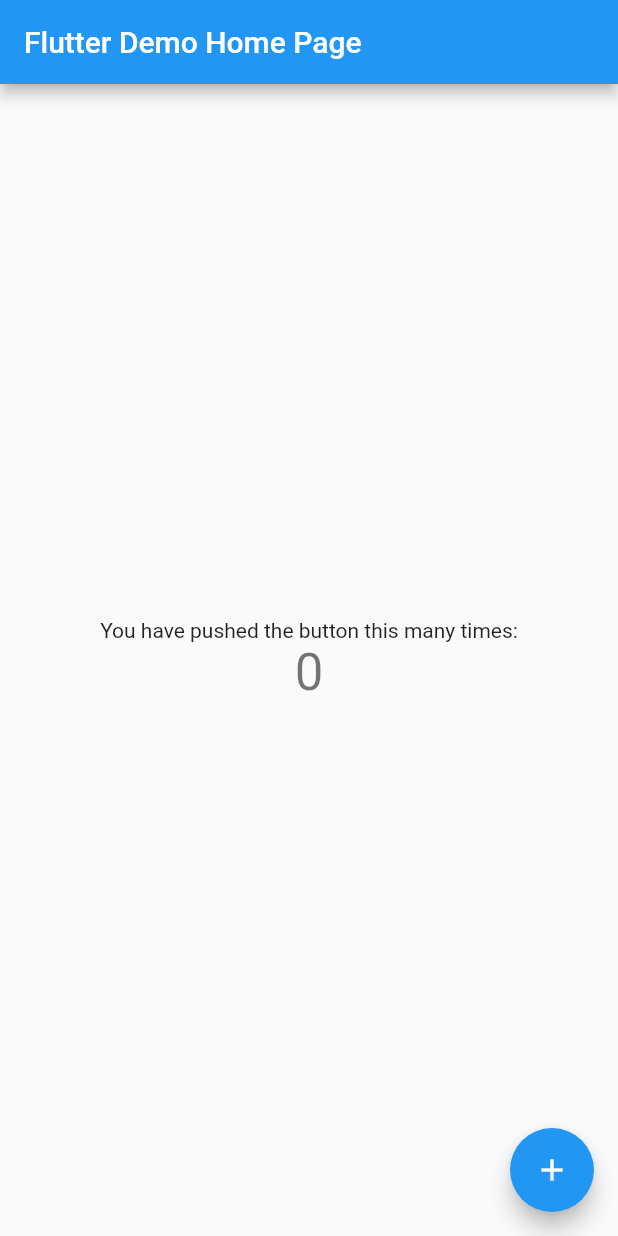
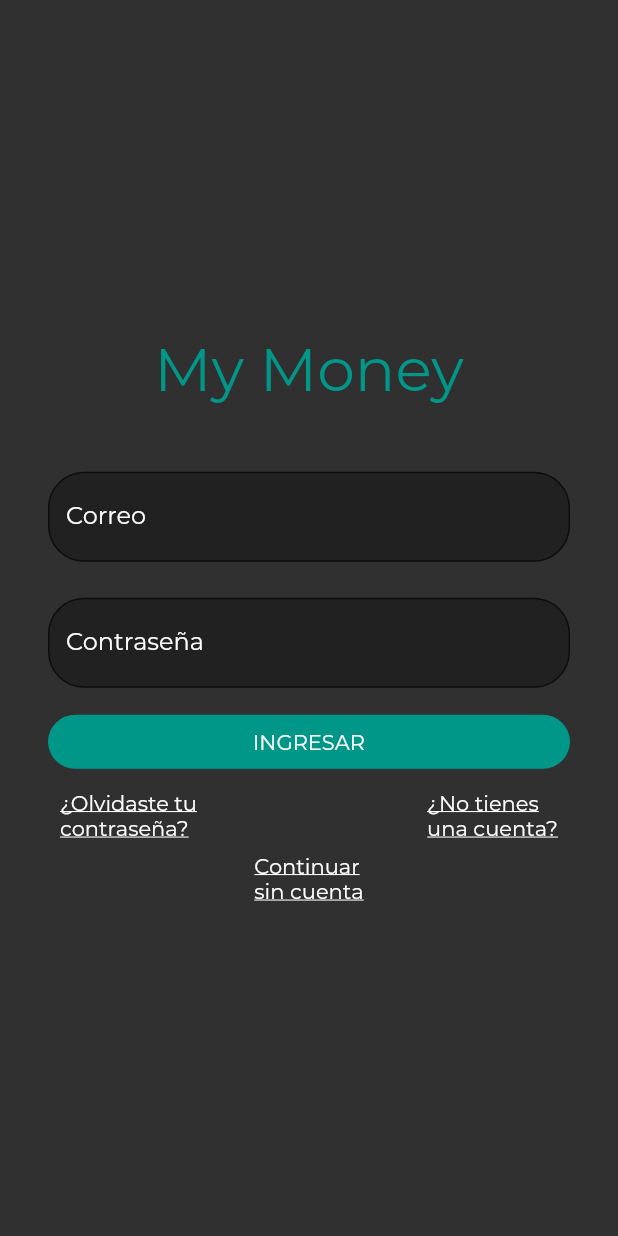
Before and after one commit to hectoraguirre18/my_money, a Flutter app: the screen it shows after launch, on a phone screen of 412 x 824 dp. Run offline on Flutter 3.47's test engine with Material 2 defaults, Android fonts, the phone set to English and light mode, and no system bars.

Commit message:
added login screen layout

```diff
--- /dev/null
+++ b/lib/app.dart
@@ -0,0 +1,17 @@
+import 'package:flutter/material.dart';
+import 'package:mymoney/screens/login_screen.dart';
+
+class App extends StatelessWidget {
+  @override
+  Widget build(BuildContext context) {
+    return MaterialApp(
+      title: 'My Money',
+      home: LoginScreen(),
+      debugShowCheckedModeBanner: false,
+      theme: ThemeData(
+        scaffoldBackgroundColor: Colors.grey[850],
+        fontFamily: 'Montserrat',
+      ),
+    );
+  }
+}
--- /dev/null
+++ b/lib/custom/button.dart
@@ -0,0 +1,27 @@
+import 'package:flutter/material.dart';
+
+class Button extends StatelessWidget {
+
+  final String text;
+  final Function() onPressed;
+
+  Button({@required this.text, this.onPressed});
+
+  @override
+  Widget build(BuildContext context) {
+    return Container(
+      width: double.infinity,
+      child: FlatButton(
+        child: Text(
+          text.toUpperCase(),
+        ),
+        color: Colors.teal,
+        shape: RoundedRectangleBorder(
+          borderRadius: BorderRadius.circular(50)
+        ),
+        textColor: Colors.white,
+        onPressed: onPressed ?? (){},
+      ),
+    );
+  }
+}
--- /dev/null
+++ b/lib/custom/edittext.dart
@@ -0,0 +1,29 @@
+import 'package:flutter/material.dart';
+
+class EditText extends StatelessWidget {
+
+  final String labelText;
+
+  EditText({this.labelText});
+
+  @override
+  Widget build(BuildContext context) {
+    return Padding(
+      padding: const EdgeInsets.symmetric(vertical: 12),
+      child: TextFormField(
+        decoration: InputDecoration(
+          labelText: labelText,
+          labelStyle: TextStyle(
+            color: Colors.white
+          ),
+          filled: true,
+          fillColor: Colors.grey[900],
+          border: OutlineInputBorder(
+            borderRadius: BorderRadius.circular(24)
+          ),
+        ),
+
+      ),
+    );
+  }
+}
--- a/lib/main.dart
+++ b/lib/main.dart
@@ -1,117 +1,6 @@
 import 'package:flutter/material.dart';
+import 'package:mymoney/app.dart';
 
 void main() {
-  runApp(MyApp());
+  runApp(App());
 }
-
-class MyApp extends StatelessWidget {
-  // This widget is the root of your application.
-  @override
-  Widget build(BuildContext context) {
-    return MaterialApp(
-      title: 'Flutter Demo',
-      theme: ThemeData(
-        // This is the theme of your application.
-        //
-        // Try running your application with "flutter run". You'll see the
-        // application has a blue toolbar. Then, without quitting the app, try
-        // changing the primarySwatch below to Colors.green and then invoke
-        // "hot reload" (press "r" in the console where you ran "flutter run",
-        // or simply save your changes to "hot reload" in a Flutter IDE).
-        // Notice that the counter didn't reset back to zero; the application
-        // is not restarted.
-        primarySwatch: Colors.blue,
-        // This makes the visual density adapt to the platform that you run
-        // the app on. For desktop platforms, the controls will be smaller and
-        // closer together (more dense) than on mobile platforms.
-        visualDensity: VisualDensity.adaptivePlatformDensity,
-      ),
-      home: MyHomePage(title: 'Flutter Demo Home Page'),
-    );
-  }
-}
-
-class MyHomePage extends StatefulWidget {
-  MyHomePage({Key key, this.title}) : super(key: key);
-
-  // This widget is the home page of your application. It is stateful, meaning
-  // that it has a State object (defined below) that contains fields that affect
-  // how it looks.
-
-  // This class is the configuration for the state. It holds the values (in this
-  // case the title) provided by the parent (in this case the App widget) and
-  // used by the build method of the State. Fields in a Widget subclass are
-  // always marked "final".
-
-  final String title;
-
-  @override
-  _MyHomePageState createState() => _MyHomePageState();
-}
-
-class _MyHomePageState extends State<MyHomePage> {
-  int _counter = 0;
-
-  void _incrementCounter() {
-    setState(() {
-      // This call to setState tells the Flutter framework that something has
-      // changed in this State, which causes it to rerun the build method below
-      // so that the display can reflect the updated values. If we changed
-      // _counter without calling setState(), then the build method would not be
-      // called again, and so nothing would appear to happen.
-      _counter++;
-    });
-  }
-
-  @override
-  Widget build(BuildContext context) {
-    // This method is rerun every time setState is called, for instance as done
-    // by the _incrementCounter method above.
-    //
-    // The Flutter framework has been optimized to make rerunning build methods
-    // fast, so that you can just rebuild anything that needs updating rather
-    // than having to individually change instances of widgets.
-    return Scaffold(
-      appBar: AppBar(
-        // Here we take the value from the MyHomePage object that was created by
-        // the App.build method, and use it to set our appbar title.
-        title: Text(widget.title),
-      ),
-      body: Center(
-        // Center is a layout widget. It takes a single child and positions it
-        // in the middle of the parent.
-        child: Column(
-          // Column is also a layout widget. It takes a list of children and
-          // arranges them vertically. By default, it sizes itself to fit its
-          // children horizontally, and tries to be as tall as its parent.
-          //
-          // Invoke "debug painting" (press "p" in the console, choose the
-          // "Toggle Debug Paint" action from the Flutter Inspector in Android
-          // Studio, or the "Toggle Debug Paint" command in Visual Studio Code)
-          // to see the wireframe for each widget.
-          //
-          // Column has various properties to control how it sizes itself and
-          // how it positions its children. Here we use mainAxisAlignment to
-          // center the children vertically; the main axis here is the vertical
-          // axis because Columns are vertical (the cross axis would be
-          // horizontal).
-          mainAxisAlignment: MainAxisAlignment.center,
-          children: <Widget>[
-            Text(
-              'You have pushed the button this many times:',
-            ),
-            Text(
-              '$_counter',
-              style: Theme.of(context).textTheme.headline4,
-            ),
-          ],
-        ),
-      ),
-      floatingActionButton: FloatingActionButton(
-        onPressed: _incrementCounter,
-        tooltip: 'Increment',
-        child: Icon(Icons.add),
-      ), // This trailing comma makes auto-formatting nicer for build methods.
-    );
-  }
-}
--- /dev/null
+++ b/lib/screens/login_screen.dart
@@ -0,0 +1,87 @@
+import 'package:flutter/material.dart';
+import 'package:mymoney/custom/button.dart';
+import 'package:mymoney/custom/edittext.dart';
+
+class LoginScreen extends StatelessWidget {
+  @override
+  Widget build(BuildContext context) {
+    return Scaffold(
+      body: Container(
+        height: double.infinity,
+        child: Center(
+          child: SingleChildScrollView(
+            child: Form(
+              child: Padding(
+                padding: const EdgeInsets.all(32.0),
+                child: Column(
+                  mainAxisSize: MainAxisSize.min,
+                  children: [
+                    Container(
+                      child: Column(
+                        mainAxisSize: MainAxisSize.min,
+                        children: [
+                          SizedBox(width: double.infinity),
+                          Text(
+                            'My Money',
+                            style: TextStyle(
+                              color: Colors.teal,
+                              fontSize: 40,
+                            ),
+                          ),
+                          SizedBox(height: 32),
+                          EditText(
+                            labelText: 'Correo',
+                          ),
+                          EditText(
+                            labelText: 'Contraseña',
+                          ),
+                          Button(
+                            text: 'Ingresar',
+                            onPressed: () {
+                              //TODO Checar login y abrir siguiente pantalla
+                            },
+                          ),
+                          Padding(
+                            padding: const EdgeInsets.all(8.0),
+                            child: Row(
+                              mainAxisAlignment: MainAxisAlignment.spaceBetween,
+                              children: [
+                                Text(
+                                  '¿Olvidaste tu\ncontraseña?',
+                                  style: TextStyle(
+                                    color: Colors.white,
+                                    decoration: TextDecoration.underline,
+                                  ),
+                                ),
+                                Text(
+                                  '¿No tienes\nuna cuenta?',
+                                  style: TextStyle(
+                                    color: Colors.white,
+                                    decoration: TextDecoration.underline,
+                                  ),
+                                ),
+                              ],
+                            ),
+                          ),
+                        ],
+                      ),
+                    ),
+                    Text(
+                      'Continuar\nsin cuenta',
+                      style: TextStyle(
+                        color: Colors.white,
+                        decoration: TextDecoration.underline,
+                      ),
+                    )
+                  ],
+                ),
+              ),
+            ),
+          ),
+        ),
+      ),
+    );
+  }
+
+
+}
```
Also changed, not shown: pubspec.yaml (+7 -54 lines), assets/fonts/Montserrat-Bold.otf (added), assets/fonts/Montserrat-Light.otf (added), assets/fonts/Montserrat-Regular.otf (added), pubspec.lock, 1 other file.
